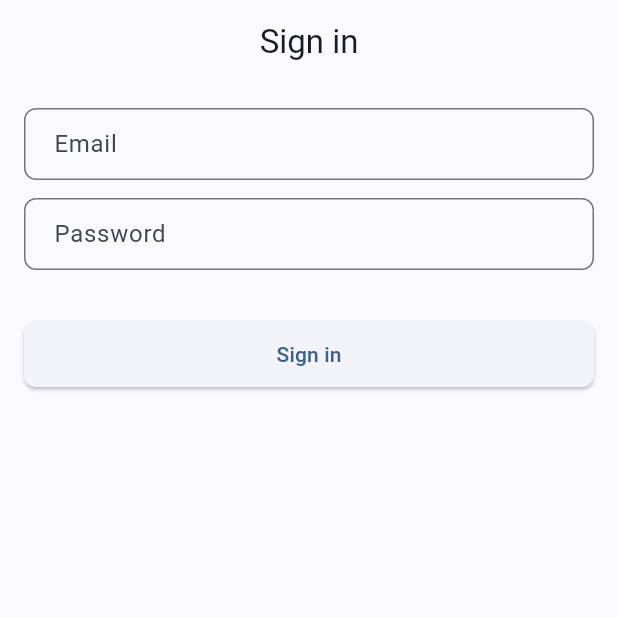
After one commit to kadenchoi/stock-pattern-detector, a Flutter app: the screen it shows after launch, on a phone screen of 412 x 824 dp, the top half of it. The commit adds this screen. Run offline on Flutter 3.47's test engine with Material 3 defaults, Android fonts, the phone set to English and light mode, and no system bars; our stand-ins replace flutter_dotenv, flutter_local_notifications, hive_flutter, shared_preferences, sqflite, supabase_flutter; missing offline and left inert: dart:html, mailer; accounts and stored records are empty.

Commit message:
Implement Supabase authentication and watchlist synchronization
- Added SupabaseAuthService for managing user authentication.
- Introduced SupabaseWatchlistService for handling watchlist operations.
- Created WatchlistSyncService to synchronize local and remote watchlists.
- Updated UI to include AuthGate for user sign-in and main screen navigation.
- Integrated environment variables for Supabase credentials.
- Enhanced .gitignore to exclude local database files and build artifacts.

```diff
--- a/financial_pattern_detector/lib/main.dart
+++ b/financial_pattern_detector/lib/main.dart
@@ -1,7 +1,8 @@
 import 'package:flutter/material.dart';
 import 'package:hive_flutter/hive_flutter.dart';
 import 'services/platform_database_service.dart';
-import 'ui/screens/main_screen.dart';
+import 'services/supabase_auth_service.dart';
+import 'ui/screens/auth_gate.dart';
 
 void main() async {
   WidgetsFlutterBinding.ensureInitialized();
@@ -11,6 +12,9 @@ void main() async {
 
   // Initialize platform-specific database service
   await PlatformDatabaseService.instance.initialize();
+
+  // Initialize Supabase auth
+  await SupabaseAuthService.instance.initialize();
 
   runApp(const FinancialPatternDetectorApp());
 }
@@ -67,7 +71,7 @@ class FinancialPatternDetectorApp extends StatelessWidget {
         ).data,
       ),
       themeMode: ThemeMode.system,
-      home: const MainScreen(),
+      home: const AuthGate(),
     );
   }
 }
--- /dev/null
+++ b/financial_pattern_detector/lib/services/supabase_auth_service.dart
@@ -0,0 +1,39 @@
+import 'package:flutter_dotenv/flutter_dotenv.dart';
+import 'package:supabase_flutter/supabase_flutter.dart';
+
+class SupabaseAuthService {
+  SupabaseAuthService._();
+  static final SupabaseAuthService instance = SupabaseAuthService._();
+
+  bool _initialized = false;
+
+  SupabaseClient get client => Supabase.instance.client;
+
+  Future<void> initialize() async {
+    if (_initialized) return;
+    await dotenv.load(fileName: '.env');
+    final url = dotenv.env['SUPABASE_URL'];
+    final anonKey = dotenv.env['SUPABASE_ANON_KEY'];
+    if (url == null || anonKey == null) {
+      throw StateError('Missing SUPABASE_URL or SUPABASE_ANON_KEY in .env');
+    }
+    await Supabase.initialize(url: url, anonKey: anonKey);
+    _initialized = true;
+  }
+
+  Stream<AuthState> get onAuthStateChange => client.auth.onAuthStateChange;
+
+  User? get currentUser => client.auth.currentUser;
+
+  Future<AuthResponse> signInWithEmail(
+      {required String email, required String password}) {
+    return client.auth.signInWithPassword(email: email, password: password);
+  }
+
+  Future<AuthResponse> signUpWithEmail(
+      {required String email, required String password}) {
+    return client.auth.signUp(email: email, password: password);
+  }
+
+  Future<void> signOut() => client.auth.signOut();
+}
--- /dev/null
+++ b/financial_pattern_detector/lib/ui/screens/auth_gate.dart
@@ -0,0 +1,37 @@
+import 'package:flutter/material.dart';
+import '../../services/supabase_auth_service.dart';
+import '../../services/watchlist_sync_service.dart';
+import 'main_screen.dart';
+import 'sign_in_screen.dart';
+
+class AuthGate extends StatefulWidget {
+  const AuthGate({super.key});
+
+  @override
+  State<AuthGate> createState() => _AuthGateState();
+}
+
+class _AuthGateState extends State<AuthGate> {
+  @override
+  void initState() {
+    super.initState();
+    // Ensure service is initialized
+    SupabaseAuthService.instance.initialize();
+  }
+
+  @override
+  Widget build(BuildContext context) {
+    return StreamBuilder(
+      stream: SupabaseAuthService.instance.onAuthStateChange,
+      builder: (context, snapshot) {
+        final user = SupabaseAuthService.instance.currentUser;
+        if (user == null) {
+          return const SignInScreen();
+        }
+        // Kick off a background sync of the watchlist on sign-in
+        WatchlistSyncService.instance.syncBidirectional();
+        return const MainScreen();
+      },
+    );
+  }
+}
--- /dev/null
+++ b/financial_pattern_detector/lib/ui/screens/sign_in_screen.dart
@@ -0,0 +1,81 @@
+import 'package:flutter/material.dart';
+import '../../services/supabase_auth_service.dart';
+
+class SignInScreen extends StatefulWidget {
+  const SignInScreen({super.key});
+
+  @override
+  State<SignInScreen> createState() => _SignInScreenState();
+}
+
+class _SignInScreenState extends State<SignInScreen> {
+  final _emailController = TextEditingController();
+  final _passwordController = TextEditingController();
+  bool _loading = false;
+  String? _error;
+
+  @override
+  void dispose() {
+    _emailController.dispose();
+    _passwordController.dispose();
+    super.dispose();
+  }
+
+  Future<void> _signIn() async {
+    setState(() {
+      _loading = true;
+      _error = null;
+    });
+    try {
+      await SupabaseAuthService.instance.signInWithEmail(
+        email: _emailController.text.trim(),
+        password: _passwordController.text,
+      );
+    } catch (e) {
+      setState(() => _error = e.toString());
+    } finally {
+      if (mounted) setState(() => _loading = false);
+    }
+  }
+
+  @override
+  Widget build(BuildContext context) {
+    return Scaffold(
+      appBar: AppBar(title: const Text('Sign in')),
+      body: Padding(
+        padding: const EdgeInsets.all(16),
+        child: Column(
+          children: [
+            TextField(
+              controller: _emailController,
+              decoration: const InputDecoration(labelText: 'Email'),
+            ),
+            const SizedBox(height: 12),
+            TextField(
+              controller: _passwordController,
+              decoration: const InputDecoration(labelText: 'Password'),
+              obscureText: true,
+            ),
+            const SizedBox(height: 16),
+            if (_error != null)
+              Text(_error!, style: const TextStyle(color: Colors.red)),
+            const SizedBox(height: 16),
+            SizedBox(
+              width: double.infinity,
+              child: ElevatedButton(
+                onPressed: _loading ? null : _signIn,
+                child: _loading
+                    ? const SizedBox(
+                        height: 16,
+                        width: 16,
+                        child: CircularProgressIndicator(strokeWidth: 2),
+                      )
+                    : const Text('Sign in'),
+              ),
+            ),
+          ],
+        ),
+      ),
+    );
+  }
+}
```
Also changed, not shown: financial_pattern_detector/lib/managers/app_manager.dart (+17 -1 lines), financial_pattern_detector/lib/managers/settings_manager.dart (+13 -0 lines), financial_pattern_detector/lib/services/platform_database_service.dart (+71 -67 lines), financial_pattern_detector/lib/services/supabase_watchlist_service.dart (added, +76 -0 lines), financial_pattern_detector/lib/services/watchlist_sync_service.dart (added, +42 -0 lines), financial_pattern_detector/pubspec.yaml (+7 -0 lines), financial_pattern_detector/pubspec.lock, 4 other files.
